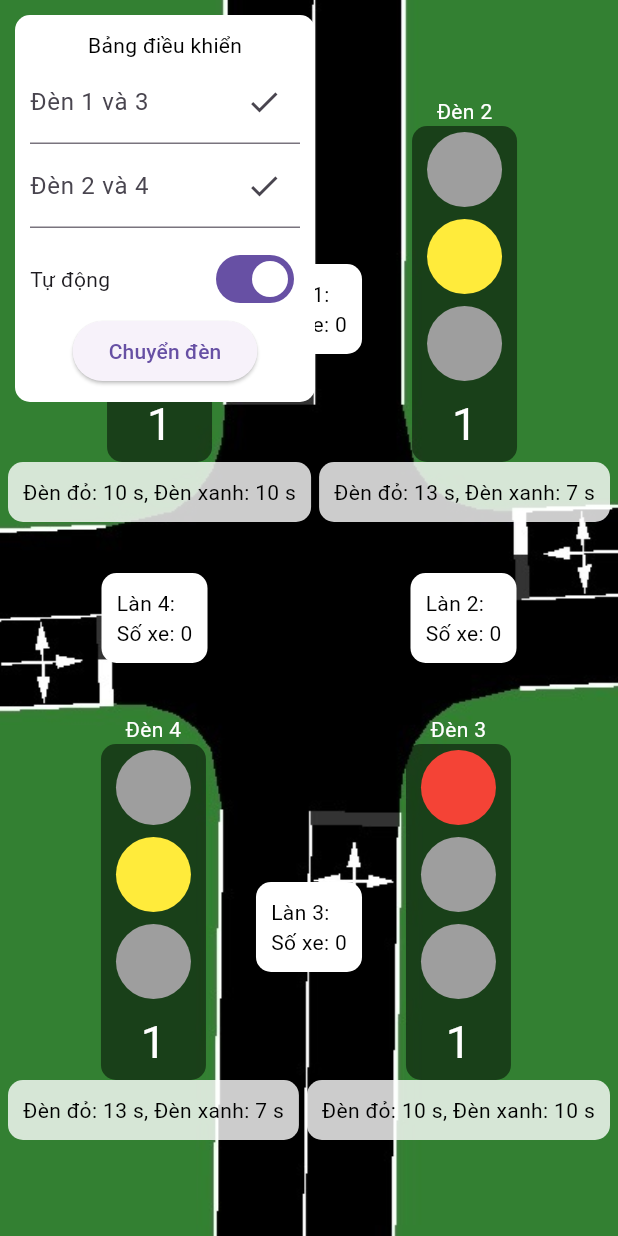
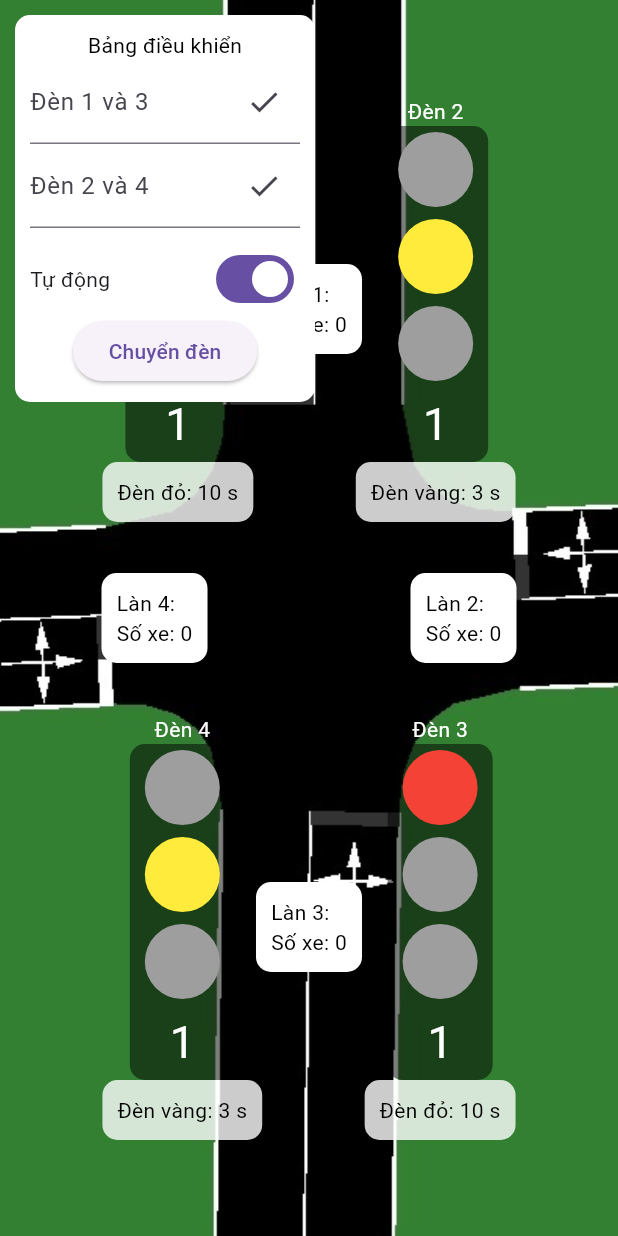
Before and after one commit to NT532-P11-Internet-Of-Things/TrafficUI, a Flutter app: the screen it shows after launch, after a tap on "Chuyển đèn", on a phone screen of 412 x 824 dp. Run offline on Flutter 3.47's test engine with Material 3 defaults, Android fonts, the light colour scheme and no system bars; our stand-ins replace firebase_core, firebase_database; accounts and stored records are empty.

Commit message:
fix some bug

```diff
--- a/lib/main.dart
+++ b/lib/main.dart
@@ -194,13 +194,8 @@ class _TrafficSimulationScreenState extends State<TrafficSimulationScreen> {
       // nếu chuyển sang đỏ, thời gian còn ít hơn 3s thì đèn kia chuyển sang vàng, thời gian còn bằng thời gian đèn này, còn nếu lớn hơn 3s đèn kia chuyển sang xanh, thời gian còn lại bằng thời gian của đèn này - 3
       if (index == 0) { // Đèn xanh
         currentIndex1 = index;
-        if (timer > 3) {
-          currentIndex2 = 2; // Đèn đỏ
-          currentTimer2 = timer + 3;
-        } else {
-          currentIndex2 = 1; // Đèn vàng
-          currentTimer2 = timer;
-        }
+        currentIndex2 = 2; // Đèn đỏ
+        currentTimer2 = timer + 3;
       } else if (index == 1) { // Đèn vàng
         currentIndex1 = index;
         currentIndex2 = 2; // Đèn đỏ
@@ -307,7 +302,7 @@ class _TrafficSimulationScreenState extends State<TrafficSimulationScreen> {
                           style: TextStyle(color: Colors.white),
                         ),
                         buildTrafficLight(currentTimer1, currentIndex1),
-                        buildTimer(redTimer1, greenTimer1),
+                        buildTimer(true),
                       ],
                     ),
                     // Center(
@@ -334,7 +329,7 @@ class _TrafficSimulationScreenState extends State<TrafficSimulationScreen> {
                           style: TextStyle(color: Colors.white),
                         ),
                         buildTrafficLight(currentTimer2, currentIndex2),
-                        buildTimer(redTimer2, greenTimer2),
+                        buildTimer(false),
                       ],
                     ),
                   ],
@@ -349,7 +344,7 @@ class _TrafficSimulationScreenState extends State<TrafficSimulationScreen> {
                           style: TextStyle(color: Colors.white),
                         ),
                         buildTrafficLight(currentTimer2, currentIndex2),
-                        buildTimer(redTimer2, greenTimer2),
+                        buildTimer(false),
                       ],
                     ),
                     Column(
@@ -359,7 +354,7 @@ class _TrafficSimulationScreenState extends State<TrafficSimulationScreen> {
                           style: TextStyle(color: Colors.white),
                         ),
                         buildTrafficLight(currentTimer1, currentIndex1),
-                        buildTimer(redTimer1, greenTimer1),
+                        buildTimer(true),
                       ],
                     ),
 
@@ -550,14 +545,51 @@ class _TrafficSimulationScreenState extends State<TrafficSimulationScreen> {
     );
   }
 
-  Widget buildTimer(int redTimer1, int greenTimer1) {
+  Widget buildTimer(bool isOdd) {
+    int redTimer;
+    int greenTimer;
+    String text;
+    if (isOdd)
+    {
+      redTimer = redTimer1;
+      greenTimer = greenTimer1;
+      if (currentIndex1 == 0)
+      {
+        text = "Đèn xanh: $greenTimer1 s";
+      }
+      else if (currentIndex1 == 1)
+      {
+        text = "Đèn vàng: $yellowTimer1 s";
+      }
+      else
+      {
+        text = "Đèn đỏ: $redTimer1 s";
+      }
+    }
+    else
+    {
+      redTimer = redTimer2;
+      greenTimer = greenTimer2;
+      if (currentIndex2 == 0)
+      {
+        text = "Đèn xanh: $greenTimer2 s";
+      }
+      else if (currentIndex2 == 1)
+      {
+        text = "Đèn vàng: $yellowTimer2 s";
+      }
+      else
+      {
+        text = "Đèn đỏ: $redTimer2 s";
+      }
+    }
     return Container(
       padding: const EdgeInsets.all(10),
       decoration: BoxDecoration(
         color: Colors.white.withOpacity(0.8),
         borderRadius: BorderRadius.circular(10),
       ),
-      child: Text("Đèn đỏ: $redTimer1 s, Đèn xanh: $greenTimer1 s",
+      child: Text(text,
           style: TextStyle(color: Colors.black)),
     );
   }
```
